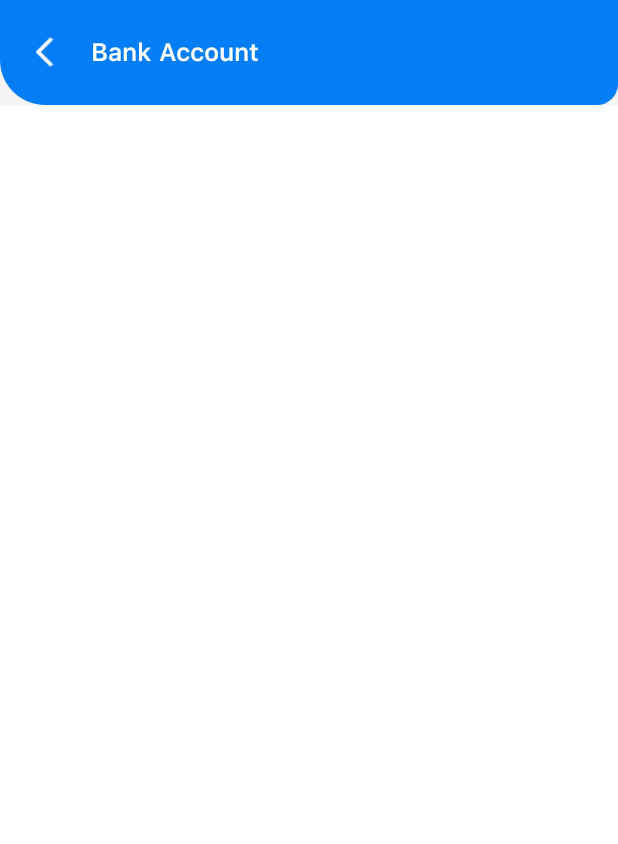
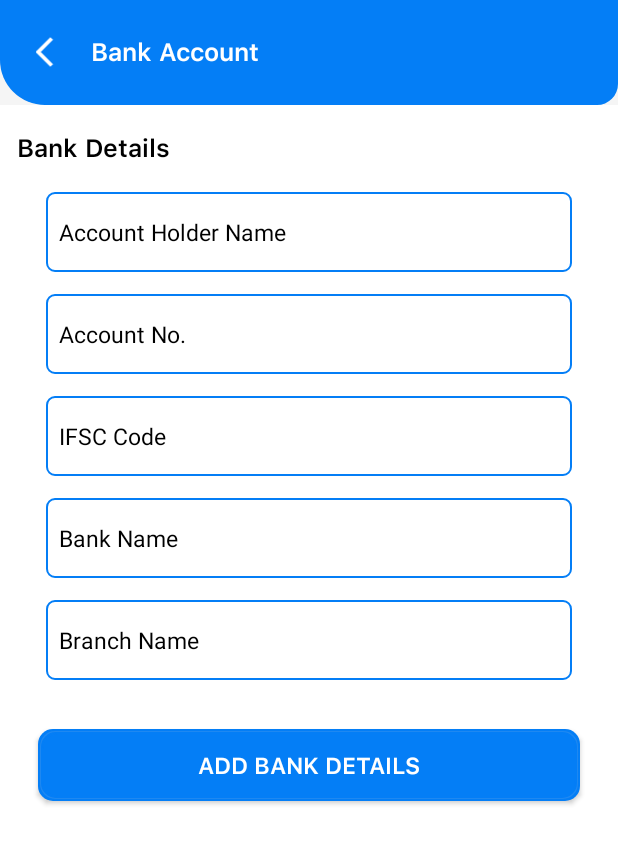
Before and after one commit to neelam13312/KashApp, an Android app: the AddBankAccountActivity screen opened directly, with no data from a screen before it, on a phone screen of 412 x 824 dp. Shown: the top 844 px of the screen. Run offline under Robolectric (Android 15) with nearby library versions, the phone set to English and light mode, and no system bars; our stand-ins replace Volley; libraries missing offline, so code that uses them is left out: com.vanniktech.emoji; network calls fail; 1 statement that could not run was skipped.

Commit message:
regis,otp,telegram add 23aug2023

```diff
--- a/app/src/main/java/in/games/GamesSattaBets/Activity/MainActivity.java
+++ b/app/src/main/java/in/games/GamesSattaBets/Activity/MainActivity.java
@@ -449,15 +449,16 @@ public class MainActivity extends AppCompatActivity implements View.OnClickListe
                             getSupportFragmentManager().beginTransaction().replace(R.id.frame,
                                     selectedFragment).addToBackStack(null).commit();
                             break;
-case R.id.bottom_profile:
+                   case R.id.bottom_profile:
+                       Intent intent_bank = new Intent(MainActivity.this, AddBankAccountActivity.class);
+                       startActivity(intent_bank);
+
+                            break;
+
+                        case R.id.bottom_passbook:
                             selectedFragment = new AccountStatementtFragment();
                             getSupportFragmentManager().beginTransaction().replace(R.id.frame,
                                     selectedFragment).addToBackStack(null).commit();
-                            break;
-
-                        case R.id.bottom_passbook:
-                            Intent intent = new Intent(MainActivity.this, PassbookFragment.class);
-                            startActivity(intent);
                             //selectedFragment = new PassbookFragment();
                             break;
 
--- a/app/src/main/res/layout/activity_add_bank_account.xml
+++ b/app/src/main/res/layout/activity_add_bank_account.xml
@@ -19,23 +19,23 @@
                         </include>
 
                         <RelativeLayout
-                            android:visibility="gone"
                             android:id="@+id/rel_edit"
                             android:layout_width="match_parent"
                             android:layout_height="match_parent"
                             android:layout_below="@+id/toolbar">
 
                                 <LinearLayout
+                                    android:layout_marginTop="@dimen/space_5"
                                     android:layout_width="match_parent"
                                     android:layout_height="wrap_content"
                                     android:layout_alignParentTop="true"
                                     android:layout_centerInParent="true"
-                                    android:layout_marginTop="20dp"
                                     android:gravity="center"
                                     android:orientation="vertical"
-                                    android:padding="10dp">
+                                    android:padding="5dp">
 
                                         <TextView
+                                            style="@style/MyTextview_semibold"
                                             android:layout_width="match_parent"
                                             android:layout_height="wrap_content"
                                             android:padding="6dp"
@@ -47,11 +47,9 @@
 
 
                                         <RelativeLayout
+                                            android:layout_margin="@dimen/space_5"
                                             android:layout_width="match_parent"
-                                            android:layout_height="wrap_content"
-                                            android:padding="10dp"
-
-                                            >
+                                            android:layout_height="wrap_content">
 
                                                 <ImageView
                                                     android:id="@+id/logo"
@@ -67,29 +65,23 @@
                                                     android:layout_width="match_parent"
                                                     android:layout_height="@dimen/edittext_height"
                                                     android:layout_below="@id/logo"
-                                                    android:layout_marginStart="10dp"
-                                                    android:layout_marginTop="10dp"
-                                                    android:layout_marginEnd="10dp"
-                                                    android:layout_marginRight="10dp"
-                                                    android:layout_marginBottom="10dp"
+                                                    android:layout_marginVertical="@dimen/margin_editextvertical"
+                                                     android:layout_marginHorizontal="@dimen/margin_edittext_horizontal"
 
                                                     android:hint="Account Holder Name"
                                                     android:inputType="text"
-                                                    android:paddingLeft="20dp" />
+                                                     />
 
                                                 <EditText
                                                     android:id="@+id/et_accno"
                                                     android:layout_width="match_parent"
                                                    android:layout_height="@dimen/edittext_height"
                                                     android:layout_below="@id/et_hname"
-                                                    android:layout_marginStart="10dp"
-                                                    android:layout_marginTop="10dp"
-                                                    android:layout_marginEnd="10dp"
-                                                    android:layout_marginRight="10dp"
-                                                    android:layout_marginBottom="10dp"
+                                                    android:layout_marginVertical="@dimen/margin_editextvertical"
+                                                     android:layout_marginHorizontal="@dimen/margin_edittext_horizontal"
                                                     android:hint="Account No."
                                                     android:inputType="number"
-                                                    android:paddingLeft="20dp" />
+                                                     />
 
 
                                                 <EditText
@@ -97,15 +89,11 @@
                                                     android:layout_width="match_parent"
                                                    android:layout_height="@dimen/edittext_height"
                                                     android:layout_below="@id/et_accno"
-                                                    android:layout_marginStart="10dp"
-                                                    android:layout_marginTop="10dp"
-                                                    android:layout_marginEnd="10dp"
-                                                    android:layout_marginRight="10dp"
-                                                    android:layout_marginBottom="10dp"
-
+                                                    android:layout_marginVertical="@dimen/margin_editextvertical"
+                                                     android:layout_marginHorizontal="@dimen/margin_edittext_horizontal"
                                                     android:hint="IFSC Code"
                                                     android:inputType="text"
-                                                    android:paddingLeft="20dp"
+
 
 
                                                    />
@@ -115,16 +103,13 @@
                                                     android:layout_width="match_parent"
                                                    android:layout_height="@dimen/edittext_height"
                                                     android:layout_below="@id/et_ifsc"
-                                                    android:layout_marginStart="10dp"
-                                                    android:layout_marginTop="10dp"
-                                                    android:layout_marginEnd="10dp"
-                                                    android:layout_marginRight="10dp"
-                                                    android:layout_marginBottom="10dp"
+                                                    android:layout_marginVertical="@dimen/margin_editextvertical"
+                                                     android:layout_marginHorizontal="@dimen/margin_edittext_horizontal"
 
 
                                                     android:hint="Bank Name"
 
-                                                    android:paddingLeft="20dp"
+
 
 
                                                    />
@@ -134,16 +119,13 @@
                                                     android:layout_width="match_parent"
                                                    android:layout_height="@dimen/edittext_height"
                                                     android:layout_below="@id/et_bankname"
-                                                    android:layout_marginStart="10dp"
-                                                    android:layout_marginTop="10dp"
-                                                    android:layout_marginEnd="10dp"
-                                                    android:layout_marginRight="10dp"
-                                                    android:layout_marginBottom="10dp"
+                                                    android:layout_marginVertical="@dimen/margin_editextvertical"
+                                                     android:layout_marginHorizontal="@dimen/margin_edittext_horizontal"
 
 
                                                     android:hint="Branch Name"
 
-                                                    android:paddingLeft="20dp"
+
 
 
                                                    />
@@ -157,9 +139,7 @@
                                             android:layout_width="match_parent"
                                             android:layout_height="wrap_content"
                                             android:layout_margin="20dp"
-                                            android:background="@drawable/bg_button"
                                             android:gravity="center"
-                                            android:padding="10dp"
                                             android:text="Add Bank Details"
 
 
```
